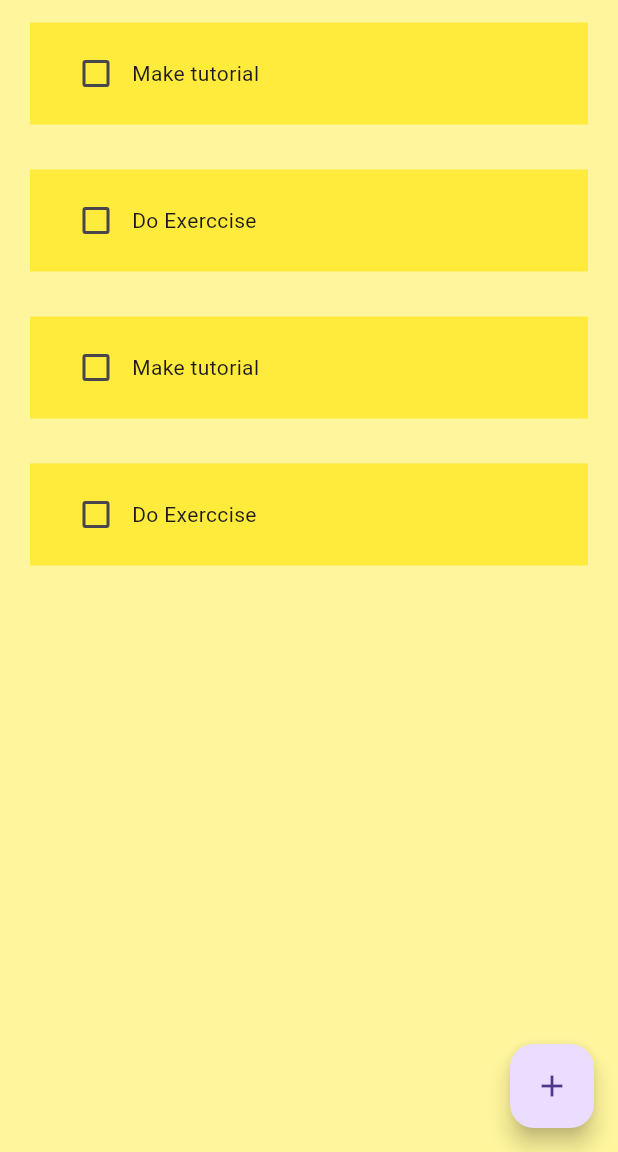
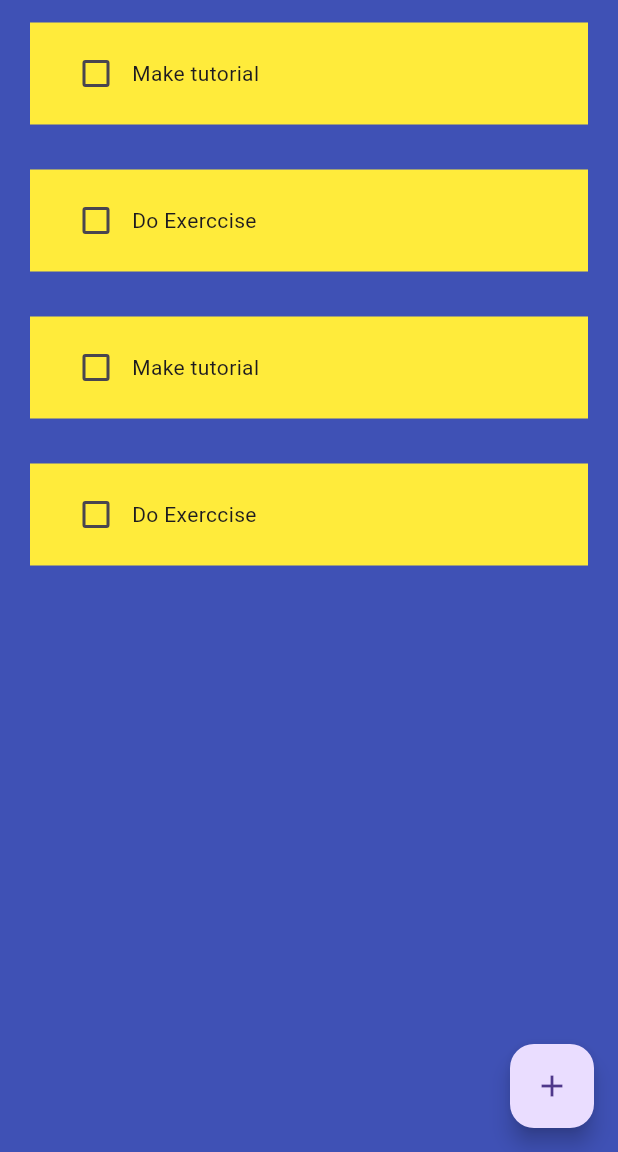
Before and after one commit to araful39/ToDo-App, a Flutter app: the screen it shows after launch, on a phone screen of 412 x 824 dp, the part 84-1236 px from its top. Run offline on Flutter 3.47's test engine with Material 3 defaults, Android fonts, the phone set to English and light mode, and no system bars.

Commit message:
backroundColor change

```diff
--- a/lib/pages/home_page.dart
+++ b/lib/pages/home_page.dart
@@ -50,7 +50,7 @@ void createNewTask(){
   @override
   Widget build(BuildContext context) {
     return Scaffold(
-        backgroundColor: Colors.yellow[200],
+        backgroundColor: Colors.indigo,
         appBar: AppBar(
           title: Text("TO DO"),
           elevation: 0,
```
